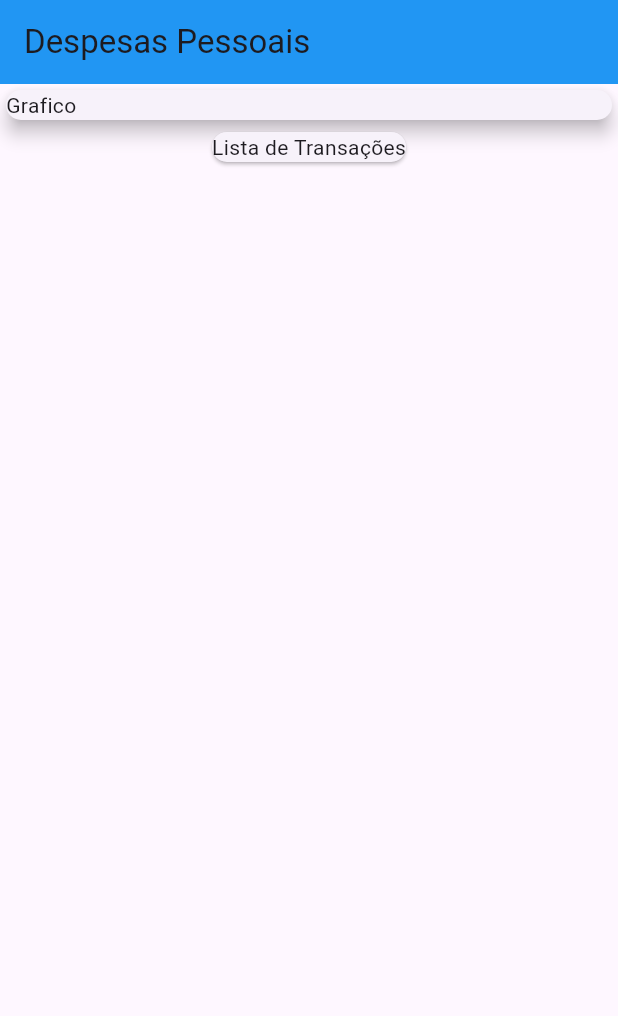
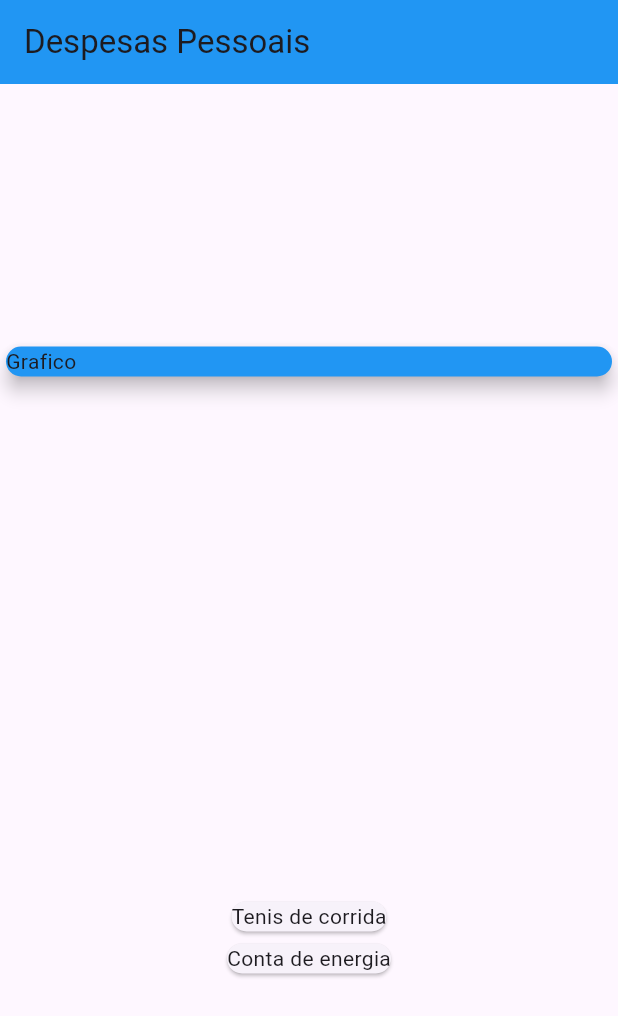
Before and after one commit to VORP2830/Expenses, a Flutter app: the screen it shows after launch, on a phone screen of 412 x 824 dp. Shown: the top 1016 px of the screen. Run offline on Flutter 3.47's test engine with Material 3 defaults, Android fonts, the phone set to English and light mode, and no system bars.

Commit message:
Mapeando objetos

```diff
--- a/lib/main.dart
+++ b/lib/main.dart
@@ -1,3 +1,5 @@
+import 'package:expenses/models/transaction.dart';
+import 'package:flutter/cupertino.dart';
 import 'package:flutter/material.dart';
 import 'package:flutter/widgets.dart';
 
@@ -13,6 +15,20 @@ class ExpensesApp extends StatelessWidget {
 }
 
 class MyHomeApp extends StatelessWidget {
+  final _transactions = [
+    Transaction(
+      id: 'T1',
+      title: 'Tenis de corrida',
+      value: 999.99,
+      date: DateTime.now(),
+    ),
+    Transaction(
+      id: 'T2',
+      title: 'Conta de energia',
+      value: 211.36,
+      date: DateTime.now(),
+    ),
+  ];
   @override
   Widget build(BuildContext context) {
     return Scaffold(
@@ -23,21 +39,25 @@ class MyHomeApp extends StatelessWidget {
         backgroundColor: Colors.blue,
       ),
       body: Column(
-        crossAxisAlignment: CrossAxisAlignment.center,
+        mainAxisAlignment: MainAxisAlignment.spaceAround,
+        crossAxisAlignment: CrossAxisAlignment.stretch,
         children: <Widget>[
           Container(
             width: double.infinity,
             child: Card(
+              color: Colors.blue,
               child: Text(
                 'Grafico',
               ),
               elevation: 5,
             ),
           ),
-          Card(
-            child: Text(
-              'Lista de Transações',
-            ),
+          Column(
+            children: _transactions.map((tr) {
+              return Card(
+                child: Text(tr.title),
+              );
+            }).toList(),
           ),
         ],
       ),
--- /dev/null
+++ b/lib/models/transaction.dart
@@ -0,0 +1,15 @@
+import 'package:flutter/foundation.dart';
+
+class Transaction {
+  final String id;
+  final String title;
+  final double value;
+  final DateTime date;
+
+  Transaction({
+    required this.id,
+    required this.title,
+    required this.value,
+    required this.date,
+  });
+}
```
